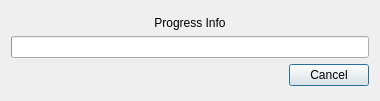
BattyBovine/AnimeRenderfarm, file dialogues/rendermanager.ui: the form before one commit.
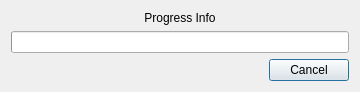
The form after the commit.

Commit message: Altered dialog resize policies to automatically set an appropriate default size, then become unresizable. Also starting to write comments because I'll need those eventually.

What changed in the file:
```diff
--- a/dialogues/rendermanager.ui
+++ b/dialogues/rendermanager.ui
@@ -9,39 +9,26 @@
    <rect>
     <x>0</x>
     <y>0</y>
-    <width>380</width>
-    <height>101</height>
+    <width>360</width>
+    <height>89</height>
    </rect>
   </property>
+  <property name="sizePolicy">
+   <sizepolicy hsizetype="Preferred" vsizetype="Expanding">
+    <horstretch>0</horstretch>
+    <verstretch>0</verstretch>
+   </sizepolicy>
+  </property>
   <property name="minimumSize">
    <size>
-    <width>380</width>
-    <height>101</height>
-   </size>
-  </property>
-  <property name="maximumSize">
-   <size>
-    <width>380</width>
-    <height>101</height>
+    <width>360</width>
+    <height>0</height>
    </size>
   </property>
   <property name="windowTitle">
    <string>Render Progress</string>
   </property>
   <layout class="QVBoxLayout" name="verticalLayout">
-   <item>
-    <spacer name="verticalSpacer">
-     <property name="orientation">
-      <enum>Qt::Vertical</enum>
-     </property>
-     <property name="sizeHint" stdset="0">
-      <size>
-       <width>20</width>
-       <height>2</height>
-      </size>
-     </property>
-    </spacer>
-   </item>
    <item>
     <widget class="QLabel" name="labelProgressInfo">
      <property name="text">
@@ -89,19 +76,6 @@
      </item>
     </layout>
    </item>
-   <item>
-    <spacer name="verticalSpacer_2">
-     <property name="orientation">
-      <enum>Qt::Vertical</enum>
-     </property>
-     <property name="sizeHint" stdset="0">
-      <size>
-       <width>20</width>
-       <height>3</height>
-      </size>
-     </property>
-    </spacer>
-   </item>
   </layout>
  </widget>
  <resources/>
```
The commit also changes 6 other files.
